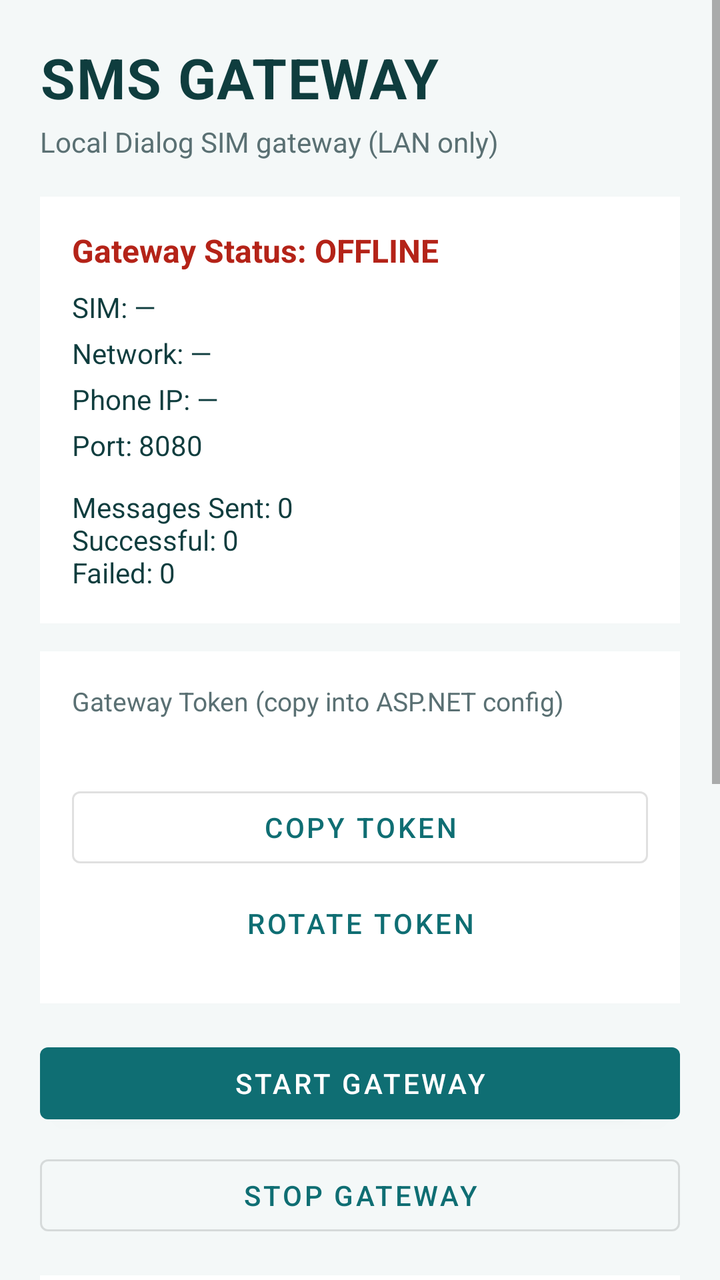
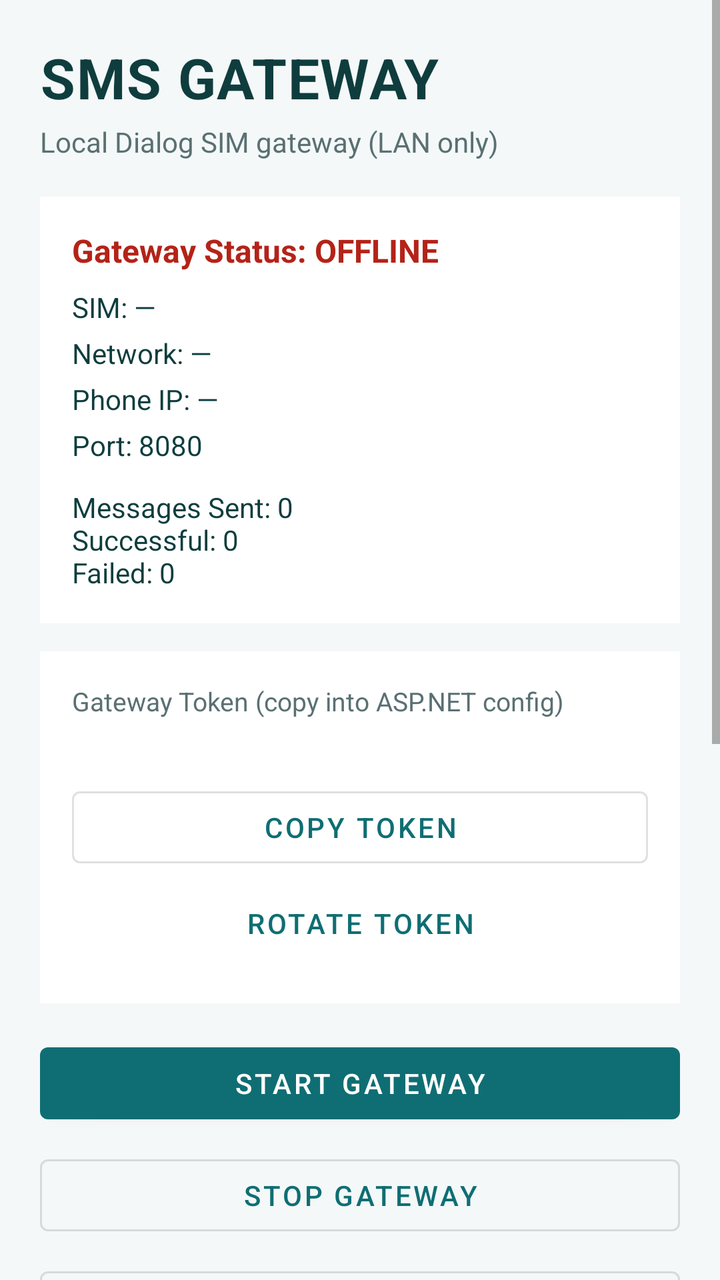

Before-and-after screenshots of an Android layout around one commit, followed by the original layout XML and the change that was made.
<!-- AndroidManifest.xml: application theme Theme.BulkSmsGateway -->
<!-- res/layout/activity_main.xml -->
<?xml version="1.0" encoding="utf-8"?>
<ScrollView xmlns:android="http://schemas.android.com/apk/res/android"
    android:layout_width="match_parent"
    android:layout_height="match_parent"
    android:fillViewport="true"
    android:background="@color/bg">

    <LinearLayout
        android:layout_width="match_parent"
        android:layout_height="wrap_content"
        android:orientation="vertical"
        android:padding="20dp">

        <TextView
            android:layout_width="match_parent"
            android:layout_height="wrap_content"
            android:text="SMS GATEWAY"
            android:textColor="@color/teal_900"
            android:textSize="28sp"
            android:textStyle="bold"
            android:letterSpacing="0.02" />

        <TextView
            android:layout_width="match_parent"
            android:layout_height="wrap_content"
            android:layout_marginTop="4dp"
            android:text="Local Dialog SIM gateway (LAN only)"
            android:textColor="@color/muted"
            android:textSize="14sp" />

        <LinearLayout
            android:layout_width="match_parent"
            android:layout_height="wrap_content"
            android:layout_marginTop="18dp"
            android:background="@color/white"
            android:orientation="vertical"
            android:padding="16dp">

            <TextView
                android:id="@+id/txtStatus"
                android:layout_width="match_parent"
                android:layout_height="wrap_content"
                android:text="Gateway Status: OFFLINE"
                android:textColor="@color/fail"
                android:textSize="16sp"
                android:textStyle="bold" />

            <TextView
                android:id="@+id/txtSim"
                android:layout_width="match_parent"
                android:layout_height="wrap_content"
                android:layout_marginTop="8dp"
                android:text="SIM: —"
                android:textColor="@color/teal_900" />

            <TextView
                android:id="@+id/txtNetwork"
                android:layout_width="match_parent"
                android:layout_height="wrap_content"
                android:layout_marginTop="4dp"
                android:text="Network: —"
                android:textColor="@color/teal_900" />

            <TextView
                android:id="@+id/txtIp"
                android:layout_width="match_parent"
                android:layout_height="wrap_content"
                android:layout_marginTop="4dp"
                android:text="Phone IP: —"
                android:textColor="@color/teal_900"
                android:textIsSelectable="true" />

            <TextView
                android:id="@+id/txtPort"
                android:layout_width="match_parent"
                android:layout_height="wrap_content"
                android:layout_marginTop="4dp"
                android:text="Port: 8080"
                android:textColor="@color/teal_900" />

            <TextView
                android:id="@+id/txtCounts"
                android:layout_width="match_parent"
                android:layout_height="wrap_content"
                android:layout_marginTop="12dp"
                android:text="Messages Sent: 0\nSuccessful: 0\nFailed: 0"
                android:textColor="@color/teal_900" />
        </LinearLayout>

        <LinearLayout
            android:layout_width="match_parent"
            android:layout_height="wrap_content"
            android:layout_marginTop="14dp"
            android:background="@color/white"
            android:orientation="vertical"
            android:padding="16dp">

            <TextView
                android:layout_width="match_parent"
                android:layout_height="wrap_content"
                android:text="Gateway Token (copy into ASP.NET config)"
                android:textColor="@color/muted"
                android:textSize="13sp" />

            <TextView
                android:id="@+id/txtToken"
                android:layout_width="match_parent"
                android:layout_height="wrap_content"
                android:layout_marginTop="6dp"
                android:textIsSelectable="true"
                android:textColor="@color/teal_900"
                android:textSize="12sp" />

            <com.google.android.material.button.MaterialButton
                android:id="@+id/btnCopyToken"
                style="@style/Widget.MaterialComponents.Button.OutlinedButton"
                android:layout_width="match_parent"
                android:layout_height="wrap_content"
                android:layout_marginTop="8dp"
                android:text="Copy Token" />

            <com.google.android.material.button.MaterialButton
                android:id="@+id/btnRotateToken"
                style="@style/Widget.MaterialComponents.Button.TextButton"
                android:layout_width="match_parent"
                android:layout_height="wrap_content"
                android:text="Rotate Token" />
        </LinearLayout>

        <com.google.android.material.button.MaterialButton
            android:id="@+id/btnStart"
            android:layout_width="match_parent"
            android:layout_height="wrap_content"
            android:layout_marginTop="16dp"
            android:text="START GATEWAY" />

        <com.google.android.material.button.MaterialButton
            android:id="@+id/btnStop"
            style="@style/Widget.MaterialComponents.Button.OutlinedButton"
            android:layout_width="match_parent"
            android:layout_height="wrap_content"
            android:layout_marginTop="8dp"
            android:text="STOP GATEWAY" />

        <LinearLayout
            android:layout_width="match_parent"
            android:layout_height="wrap_content"
            android:layout_marginTop="16dp"
            android:background="@color/white"
            android:orientation="vertical"
            android:padding="16dp">

            <TextView
                android:layout_width="match_parent"
                android:layout_height="wrap_content"
                android:text="Send Test SMS"
                android:textColor="@color/teal_900"
                android:textStyle="bold" />

            <com.google.android.material.textfield.TextInputLayout
                android:layout_width="match_parent"
                android:layout_height="wrap_content"
                android:layout_marginTop="8dp"
                android:hint="Phone (e.g. 0771234567)">

                <com.google.android.material.textfield.TextInputEditText
                    android:id="@+id/inputPhone"
                    android:layout_width="match_parent"
                    android:layout_height="wrap_content"
                    android:inputType="phone" />
            </com.google.android.material.textfield.TextInputLayout>

            <com.google.android.material.textfield.TextInputLayout
                android:layout_width="match_parent"
                android:layout_height="wrap_content"
                android:layout_marginTop="8dp"
                android:hint="Message">

                <com.google.android.material.textfield.TextInputEditText
                    android:id="@+id/inputMessage"
                    android:layout_width="match_parent"
                    android:layout_height="wrap_content"
                    android:inputType="textMultiLine"
                    android:minLines="2"
                    android:text="SMS Gateway Test" />
            </com.google.android.material.textfield.TextInputLayout>

            <com.google.android.material.button.MaterialButton
                android:id="@+id/btnTestSms"
                android:layout_width="match_parent"
                android:layout_height="wrap_content"
                android:layout_marginTop="8dp"
                android:text="SEND TEST SMS" />
        </LinearLayout>

        <TextView
            android:layout_width="match_parent"
            android:layout_height="wrap_content"
            android:layout_marginTop="18dp"
            android:text="Recent Messages"
            android:textColor="@color/teal_900"
            android:textStyle="bold" />

        <TextView
            android:id="@+id/txtRecent"
            android:layout_width="match_parent"
            android:layout_height="wrap_content"
            android:layout_marginTop="8dp"
            android:background="@color/white"
            android:padding="12dp"
            android:text="No messages yet"
            android:textColor="@color/teal_900"
            android:textIsSelectable="true" />

        <TextView
            android:id="@+id/txtHint"
            android:layout_width="match_parent"
            android:layout_height="wrap_content"
            android:layout_marginTop="16dp"
            android:text="Keep phone on the same Wi-Fi as your PC. Do not expose this gateway to the internet."
            android:textColor="@color/muted"
            android:textSize="12sp" />
    </LinearLayout>
</ScrollView>
<!-- resources referenced by this layout -->
<resources>
  <color name="bg">#F4F8F8</color>
  <color name="fail">#B42318</color>
  <color name="muted">#5A7073</color>
  <color name="teal_900">#0F3D3E</color>
  <color name="white">#FFFFFF</color>
  <style name="Theme.BulkSmsGateway" parent="Theme.MaterialComponents.DayNight.NoActionBar">
          <item name="colorPrimary">@color/teal_700</item>
          <item name="colorPrimaryVariant">@color/teal_900</item>
          <item name="colorOnPrimary">@color/white</item>
          <item name="android:statusBarColor">@color/teal_900</item>
          <item name="android:windowBackground">@color/bg</item>
      </style>
  <color name="teal_700">#0F6E73</color>
</resources>

<!-- the commit's change to res/layout/activity_main.xml (unified diff, before → after) -->
@@ -141,6 +141,14 @@
             android:layout_height="wrap_content"
             android:layout_marginTop="8dp"
             android:text="STOP GATEWAY" />
+
+        <com.google.android.material.button.MaterialButton
+            android:id="@+id/btnSendFromCsv"
+            style="@style/Widget.MaterialComponents.Button.OutlinedButton"
+            android:layout_width="match_parent"
+            android:layout_height="wrap_content"
+            android:layout_marginTop="8dp"
+            android:text="SEND FROM CSV" />
 
         <LinearLayout
             android:layout_width="match_parent"
